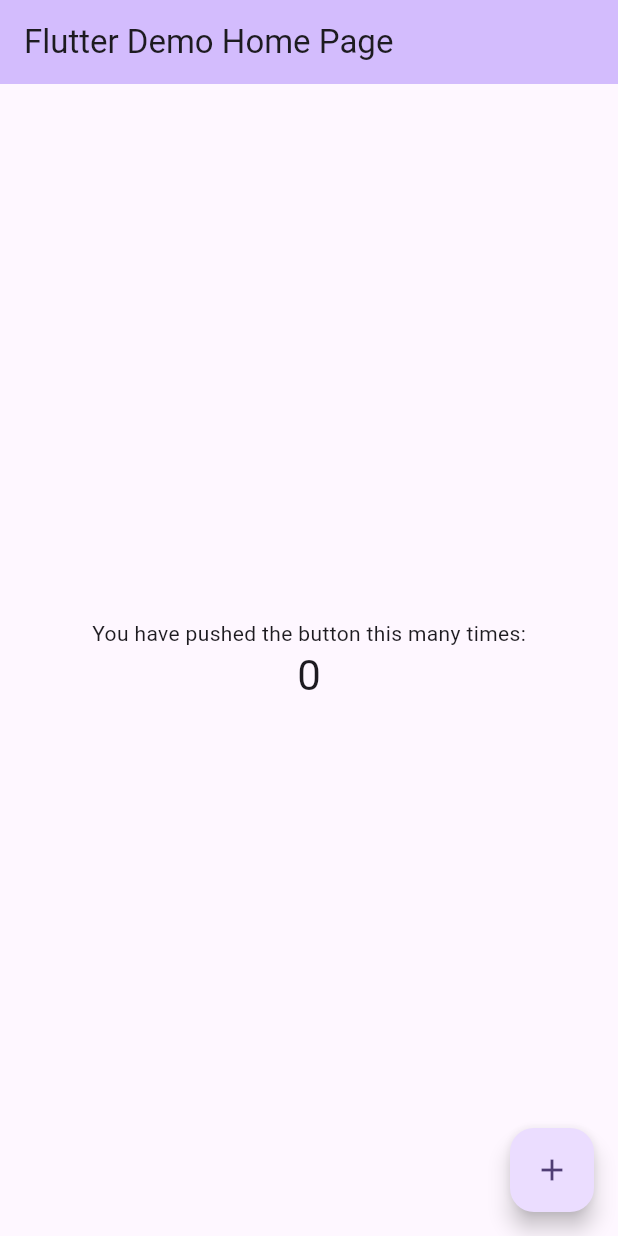
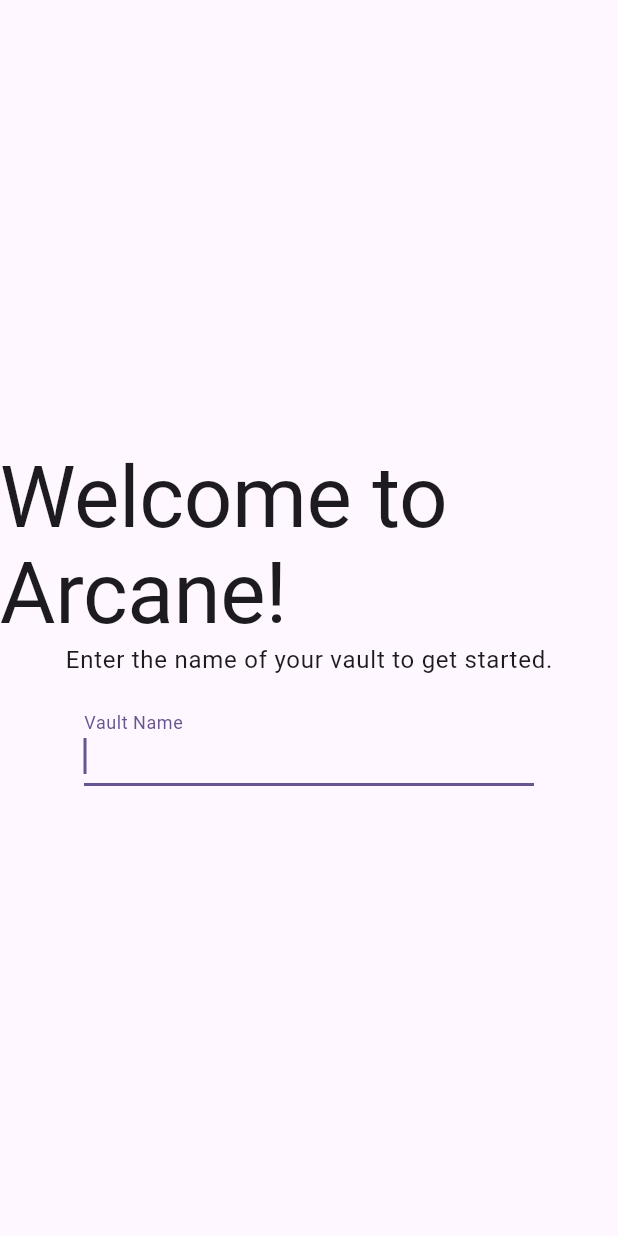
Before and after one commit to abdushakoor12/arcane, a Flutter app: the screen it shows after launch, on a phone screen of 412 x 824 dp. Run offline on Flutter 3.47's test engine with Material 3 defaults, Android fonts, the light colour scheme and no system bars; our stand-ins replace drift, flutter_hooks, hooks_riverpod, sqlite3_flutter_libs; missing offline and left inert: sqlite3; accounts and stored records are empty; generated files the repository leaves out were written again.

Commit message:
add vaults

```diff
--- /dev/null
+++ b/lib/database/app_database.dart
@@ -0,0 +1,51 @@
+import 'dart:io';
+
+import 'package:drift/drift.dart';
+import 'package:drift/native.dart';
+import 'package:hooks_riverpod/hooks_riverpod.dart';
+import 'package:path_provider/path_provider.dart';
+import "package:path/path.dart" as p;
+import 'package:sqlite3_flutter_libs/sqlite3_flutter_libs.dart';
+import 'package:sqlite3/sqlite3.dart';
+
+part 'app_database.g.dart';
+
+final appDatabaseProvider = Provider((ref) => AppDatabase());
+
+class Vaults extends Table {
+  TextColumn get id => text()();
+  TextColumn get title => text().withLength(min: 6, max: 32)();
+  DateTimeColumn get createdAt => dateTime()();
+}
+
+@DriftDatabase(tables: [Vaults])
+class AppDatabase extends _$AppDatabase {
+  AppDatabase() : super(_openConnection());
+
+  @override
+  int get schemaVersion => 1;
+}
+
+LazyDatabase _openConnection() {
+  // the LazyDatabase util lets us find the right location for the file async.
+  return LazyDatabase(() async {
+    // put the database file, called db.sqlite here, into the documents folder
+    // for your app.
+    final dbFolder = await getApplicationDocumentsDirectory();
+    final file = File(p.join(dbFolder.path, 'test_1.sqlite'));
+
+    // Also work around limitations on old Android versions
+    if (Platform.isAndroid) {
+      await applyWorkaroundToOpenSqlite3OnOldAndroidVersions();
+    }
+
+    // Make sqlite3 pick a more suitable location for temporary files - the
+    // one from the system may be inaccessible due to sandboxing.
+    final cachebase = (await getTemporaryDirectory()).path;
+    // We can't access /tmp on Android, which sqlite3 would try by default.
+    // Explicitly tell it about the correct temporary directory.
+    sqlite3.tempDirectory = cachebase;
+
+    return NativeDatabase.createInBackground(file);
+  });
+}
--- a/lib/main.dart
+++ b/lib/main.dart
@@ -1,125 +1,23 @@
+import 'package:arcane/ui/screens/splash/splash_screen.dart';
 import 'package:flutter/material.dart';
+import 'package:hooks_riverpod/hooks_riverpod.dart';
 
 void main() {
-  runApp(const MyApp());
+  runApp(const ProviderScope(child: MyApp()));
 }
 
 class MyApp extends StatelessWidget {
   const MyApp({super.key});
 
-  // This widget is the root of your application.
   @override
   Widget build(BuildContext context) {
     return MaterialApp(
-      title: 'Flutter Demo',
+      title: 'Arcane',
       theme: ThemeData(
-        // This is the theme of your application.
-        //
-        // TRY THIS: Try running your application with "flutter run". You'll see
-        // the application has a purple toolbar. Then, without quitting the app,
-        // try changing the seedColor in the colorScheme below to Colors.green
-        // and then invoke "hot reload" (save your changes or press the "hot
-        // reload" button in a Flutter-supported IDE, or press "r" if you used
-        // the command line to start the app).
-        //
-        // Notice that the counter didn't reset back to zero; the application
-        // state is not lost during the reload. To reset the state, use hot
-        // restart instead.
-        //
-        // This works for code too, not just values: Most code changes can be
-        // tested with just a hot reload.
         colorScheme: ColorScheme.fromSeed(seedColor: Colors.deepPurple),
         useMaterial3: true,
       ),
-      home: const MyHomePage(title: 'Flutter Demo Home Page'),
+      home: const SplashScreen(),
     );
   }
 }
-
-class MyHomePage extends StatefulWidget {
-  const MyHomePage({super.key, required this.title});
-
-  // This widget is the home page of your application. It is stateful, meaning
-  // that it has a State object (defined below) that contains fields that affect
-  // how it looks.
-
-  // This class is the configuration for the state. It holds the values (in this
-  // case the title) provided by the parent (in this case the App widget) and
-  // used by the build method of the State. Fields in a Widget subclass are
-  // always marked "final".
-
-  final String title;
-
-  @override
-  State<MyHomePage> createState() => _MyHomePageState();
-}
-
-class _MyHomePageState extends State<MyHomePage> {
-  int _counter = 0;
-
-  void _incrementCounter() {
-    setState(() {
-      // This call to setState tells the Flutter framework that something has
-      // changed in this State, which causes it to rerun the build method below
-      // so that the display can reflect the updated values. If we changed
-      // _counter without calling setState(), then the build method would not be
-      // called again, and so nothing would appear to happen.
-      _counter++;
-    });
-  }
-
-  @override
-  Widget build(BuildContext context) {
-    // This method is rerun every time setState is called, for instance as done
-    // by the _incrementCounter method above.
-    //
-    // The Flutter framework has been optimized to make rerunning build methods
-    // fast, so that you can just rebuild anything that needs updating rather
-    // than having to individually change instances of widgets.
-    return Scaffold(
-      appBar: AppBar(
-        // TRY THIS: Try changing the color here to a specific color (to
-        // Colors.amber, perhaps?) and trigger a hot reload to see the AppBar
-        // change color while the other colors stay the same.
-        backgroundColor: Theme.of(context).colorScheme.inversePrimary,
-        // Here we take the value from the MyHomePage object that was created by
-        // the App.build method, and use it to set our appbar title.
-        title: Text(widget.title),
-      ),
-      body: Center(
-        // Center is a layout widget. It takes a single child and positions it
-        // in the middle of the parent.
-        child: Column(
-          // Column is also a layout widget. It takes a list of children and
-          // arranges them vertically. By default, it sizes itself to fit its
-          // children horizontally, and tries to be as tall as its parent.
-          //
-          // Column has various properties to control how it sizes itself and
-          // how it positions its children. Here we use mainAxisAlignment to
-          // center the children vertically; the main axis here is the vertical
-          // axis because Columns are vertical (the cross axis would be
-          // horizontal).
-          //
-          // TRY THIS: Invoke "debug painting" (choose the "Toggle Debug Paint"
-          // action in the IDE, or press "p" in the console), to see the
-          // wireframe for each widget.
-          mainAxisAlignment: MainAxisAlignment.center,
-          children: <Widget>[
-            const Text(
-              'You have pushed the button this many times:',
-            ),
-            Text(
-              '$_counter',
-              style: Theme.of(context).textTheme.headlineMedium,
-            ),
-          ],
-        ),
-      ),
-      floatingActionButton: FloatingActionButton(
-        onPressed: _incrementCounter,
-        tooltip: 'Increment',
-        child: const Icon(Icons.add),
-      ), // This trailing comma makes auto-formatting nicer for build methods.
-    );
-  }
-}
--- /dev/null
+++ b/lib/ui/screens/home/home_screen.dart
@@ -0,0 +1,14 @@
+import 'package:flutter/material.dart';
+
+class HomeScreen extends StatelessWidget {
+  const HomeScreen({super.key});
+
+  @override
+  Widget build(BuildContext context) {
+    return Scaffold(
+      appBar: AppBar(
+        title: Text('Welcome'),
+      ),
+    );
+  }
+}
--- /dev/null
+++ b/lib/ui/screens/welcome/welcome_screen.dart
@@ -0,0 +1,60 @@
+import 'package:arcane/database/app_database.dart';
+import 'package:arcane/ui/screens/home/home_screen.dart';
+import 'package:flutter/material.dart';
+import 'package:flutter_hooks/flutter_hooks.dart';
+import 'package:hooks_riverpod/hooks_riverpod.dart';
+import 'package:uuid/uuid.dart';
+
+class WelcomeScreen extends HookConsumerWidget {
+  const WelcomeScreen({super.key});
+
+  @override
+  Widget build(BuildContext context, WidgetRef ref) {
+    final vaultController = useTextEditingController();
+
+    return Scaffold(
+      body: Center(
+        child: Column(
+          mainAxisAlignment: MainAxisAlignment.center,
+          children: [
+            Text(
+              'Welcome to Arcane!',
+              style: Theme.of(context).textTheme.displayLarge,
+            ),
+            Text(
+              'Enter the name of your vault to get started.',
+              style: Theme.of(context).textTheme.bodyLarge,
+            ),
+            const SizedBox(height: 16),
+            SizedBox(
+              width: 300,
+              child: TextField(
+                controller: vaultController,
+                autofocus: true,
+                onSubmitted: (value) {
+                  if (value.trim().isEmpty) return;
+
+                  final database = ref.read(appDatabaseProvider);
+                  database.into(database.vaults).insert(VaultsCompanion.insert(
+                      title: value,
+                      id: const Uuid().v1(),
+                      createdAt: DateTime.now()));
+
+                  Navigator.of(context).pushAndRemoveUntil(
+                    MaterialPageRoute(
+                      builder: (context) => const HomeScreen(),
+                    ),
+                    (route) => false,
+                  );
+                },
+                decoration: const InputDecoration(
+                  labelText: 'Vault Name',
+                ),
+              ),
+            )
+          ],
+        ),
+      ),
+    );
+  }
+}
```
Also changed, not shown: lib/ui/screens/splash/splash_screen.dart (added, +33 -0 lines), pubspec.yaml (+9 -0 lines), lib/database/app_database.g.dart (added), pubspec.lock, 5 other files.
